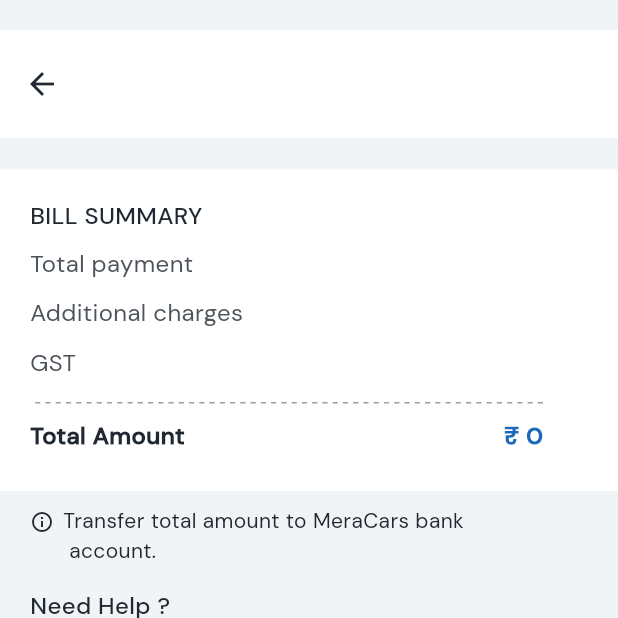
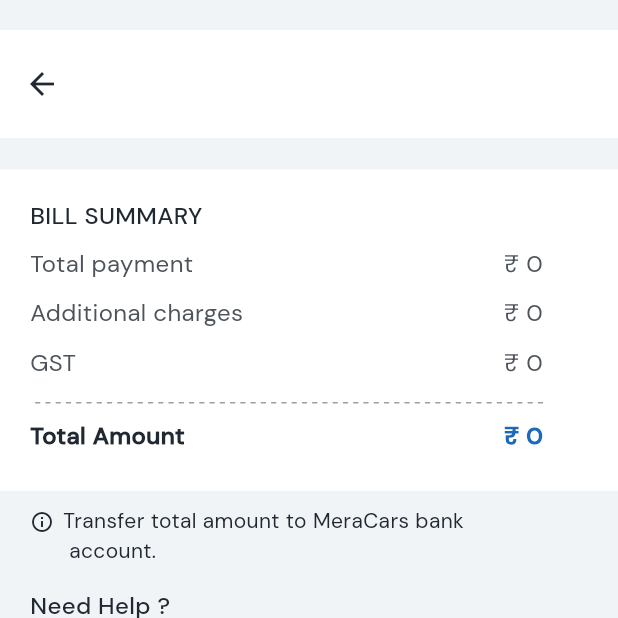
Before and after one commit to GokulGAnand/mera_partners, a Flutter app: the ProcuredBillScreen screen opened by its route, after a tap on "Customer Support", on a phone screen of 412 x 824 dp, the top half of it. Run offline on Flutter 3.47's test engine with Material 3 defaults, Android fonts, the phone set to English and light mode, and no system bars; our stand-ins replace connectivity_plus, device_info_plus, dotted_border, flutter_countdown_timer, flutter_local_notifications, flutter_svg and 7 more; missing offline and left inert: autoscale_tabbarview, razorpay_flutter; accounts and stored records are empty; network calls fail; project files that could hold a hidden picture were left out.

Commit message:
procured screen issue fixed negotiation issue fixed in live cars screen color for timer status changes completed negotiation screen button status issue fixed

```diff
--- a/lib/view/home/orders/tabs/negotiation.dart
+++ b/lib/view/home/orders/tabs/negotiation.dart
@@ -92,9 +92,9 @@ class _NegotiationState extends State<Negotiation> {
                             ),
                           ),
                       dealStatus: OrderStatus.negotiation.name,
-                      buttonStatus: controller.searchNegotiationList[index].negotiationStatus == Status.pending.name ? Status.pending.name : Status.view.name,
-                      buttonText: controller.searchNegotiationList[index].negotiationStatus == Status.pending.name ? Status.pending.name : MyStrings.viewOffer,
-                      onPressed: controller.searchNegotiationList[index].negotiationStatus?.toLowerCase() == Status.pending.name ? () => null : () {
+                      buttonStatus: controller.searchNegotiationList[index].negotiationStatus == Status.pending.name || controller.searchNegotiationList[index].negotiationStatus!.isEmpty ? Status.pending.name : Status.view.name,
+                      buttonText: controller.searchNegotiationList[index].negotiationStatus == Status.pending.name || controller.searchNegotiationList[index].negotiationStatus!.isEmpty ? Status.pending.name : MyStrings.viewOffer,
+                      onPressed: controller.searchNegotiationList[index].negotiationStatus?.toLowerCase() == Status.pending.name || controller.searchNegotiationList[index].negotiationStatus!.isEmpty ? () => null : () {
                         // if (controller.isNegotiation.value) {
                           showModalBottomSheet(
                               isScrollControlled: true,
--- a/lib/view/home/orders/tabs/procured.dart
+++ b/lib/view/home/orders/tabs/procured.dart
@@ -40,14 +40,14 @@ class Procured extends StatelessWidget {
                     return Obx(
                       () {
                         return CustomOrderContainer(
-                            buttonStatus: controller.searchList[index].procurementStatus ?? Status.pending.name,
+                            buttonStatus: controller.searchList[index].procurementStatus == null || controller.searchList[index].procurementStatus  == Status.pending.name || controller.searchList[index].procurementStatus!.isEmpty ? Status.pending.name : Status.view.name,
                             carModel: controller.searchList[index].model ?? '',
                             finalPrice: controller.searchList[index].highestBid != null ? Constants.numberFormat.format(controller.searchList[index].highestBid) : '',
                             carName: controller.searchList[index].variant ?? '',
                             carID: controller.searchList[index].uniqueId?.toString() ?? '',
                             imageURL: controller.searchList[index].frontLeft?.url ?? '',
                             dealStatus: OrderStatus.procurement.name,
-                            buttonText: controller.searchList[index].procurementStatus  == Status.pending.name ? Status.pending.name : MyStrings.viewBill,
+                            buttonText: controller.searchList[index].procurementStatus == null || controller.searchList[index].procurementStatus  == Status.pending.name || controller.searchList[index].procurementStatus!.isEmpty ? Status.pending.name : MyStrings.viewBill,
                             showButton: true,
                             onPressed: (controller.searchList[index].procurementStatus == null || controller.searchList[index].procurementStatus == "" || controller.searchList[index].procurementStatus?.toLowerCase() == Status.pending.name) ? null : () {
                               log("View Bill button pressed.");
--- a/lib/view/procured_bill/procured_bill_screen.dart
+++ b/lib/view/procured_bill/procured_bill_screen.dart
@@ -87,11 +87,11 @@ class ProcuredBillScreen extends StatelessWidget {
                       Column(
                         crossAxisAlignment: CrossAxisAlignment.start,
                         children: [
-                          Text(totalPayment ?? '', style: MyStyles.black16400),
+                          Text(Constants.numberFormat.format(int.tryParse(totalAmount ?? '0') ?? 0), style: MyStyles.black16400),
                           SizedBox(height: Dimens.standard_10),
-                          Text(additionalCharges, style: MyStyles.black16400),
+                          Text(Constants.numberFormat.format(int.tryParse(additionalCharges ?? '0') ?? 0), style: MyStyles.black16400),
                           SizedBox(height: Dimens.standard_10),
-                          Text(gst, style: MyStyles.black16400),
+                          Text(Constants.numberFormat.format(int.tryParse(gst ?? '0') ?? 0), style: MyStyles.black16400),
                         ],
                       ),
                     ],
--- a/lib/view_model/home/orders/procured_bill_view_model.dart
+++ b/lib/view_model/home/orders/procured_bill_view_model.dart
@@ -38,7 +38,7 @@ class ProcuredScreenViewModel extends GetxController{
       log(Uri.parse('${EndPoints.baseUrl}${EndPoints.status}/?status=PROCUREMENT').toString());
       var response = await http.get(Uri.parse('${EndPoints.baseUrl}${EndPoints.status}/?status=PROCUREMENT'), headers: globals.headers);
       if (response.statusCode == 200) {
-        log("Response sv : ${response.body}");
+        log("Response Procured : ${response.body}");
         ProgressBar.instance.stopProgressBar(Get.context!);
         liveCarsResponse.value = CarListResponse.fromJson(jsonDecode(response.body));
         searchList.value =  CarListResponse.fromJson(jsonDecode(response.body)).data!;
```
Also changed, not shown: lib/view/home/home_screen_ui.dart (+8 -0 lines), lib/view/home/live/live_cars_list_screen.dart (+9 -9 lines), lib/view_model/home/live/live_cars_list_view_model.dart (+5 -5 lines), lib/widgets/custom_car_detail_card.dart (+5 -3 lines).
